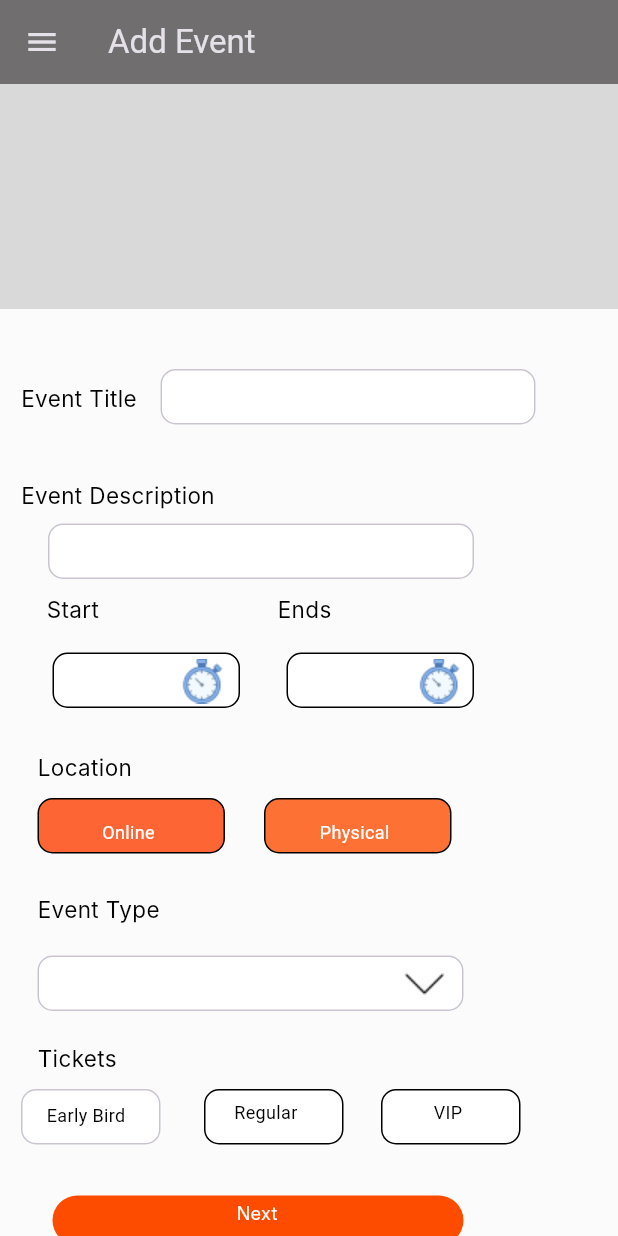
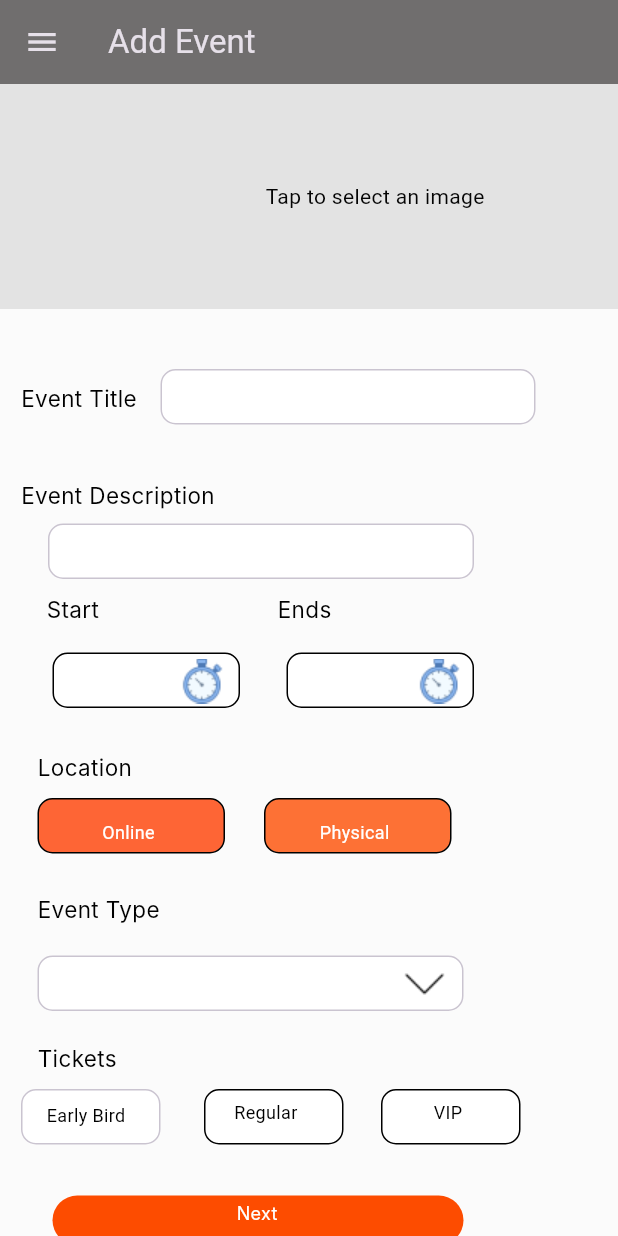
Before and after one commit to Kimutai004/tikiti, a Flutter app: the AddEvent screen opened directly, on a phone screen of 412 x 824 dp. Run offline on Flutter 3.47's test engine with Material 3 defaults, Android fonts, the phone set to English and light mode, and no system bars; our stand-ins replace cloud_firestore, firebase_auth, firebase_core, image_picker; accounts and stored records are empty; Roboto replaces fonts that are missing (Inter, Kavoon).

Commit message:
added image picking functionality

```diff
--- a/lib/add-event.dart
+++ b/lib/add-event.dart
@@ -1,9 +1,9 @@
+import 'dart:io';
 import 'package:flutter/material.dart';
 import 'package:tikiti/Event-tickets.dart';
 import 'package:tikiti/admin-index.dart';
 import 'package:tikiti/event-desc.dart';
 import 'package:tikiti/login.dart';
-import 'package:tikiti/menu.dart';
 import 'package:image_picker/image_picker.dart';
 
 void main() {
@@ -29,7 +29,26 @@ class FigmaToCodeApp extends StatelessWidget {
   }
 }
 
-class AddEvent extends StatelessWidget {
+
+class AddEvent extends StatefulWidget {
+  @override
+  _AddEventState createState() => _AddEventState();
+}
+
+
+class _AddEventState extends State<AddEvent>{
+  String? _imagePath;
+
+  Future<void> _pickImage() async {
+    final ImagePicker picker = ImagePicker();
+    final pickedImage = await picker.pickImage(source: ImageSource.gallery);
+    if (pickedImage != null) {
+      setState(() {
+        _imagePath = pickedImage.path;
+      });
+    }
+  }
+
   @override
   Widget build(BuildContext context) {
     return Scaffold(
@@ -299,6 +318,7 @@ class AddEvent extends StatelessWidget {
         ),
       ),
       body: ListView(
+
         children: [
         Container(
           width: 600,
@@ -316,24 +336,40 @@ class AddEvent extends StatelessWidget {
                   decoration: BoxDecoration(color: Color(0xFFD9D9D9)),
                 ),
               ),
-                Positioned(
+              Positioned(
                 left: 0,
                 top: 0,
                 child: GestureDetector(
                   onTap: () async {
-                  // TODO: Implement image picker logic here
-                  final ImagePicker picker = ImagePicker();
+                    final ImagePicker picker = ImagePicker();
                     // Pick an image.
-                    final XFile? image = await picker.pickImage(source: ImageSource.gallery);
-                    // Capture a photo.
-                    final XFile? photo = await picker.pickImage(source: ImageSource.camera);
+                    final pickedImage = await picker.pickImage(source: ImageSource.gallery);
+                    if (pickedImage != null) {
+                      setState(() {
+                        // Update the image path or display the image.
+                        String? _imagePath;
+                       _imagePath = pickedImage.path;
+                      });
+                    }
                   },
                   child: Container(
-                  width: 360,
-                  height: 150,
+                    width: 500,
+                    height: 150,
+                    color: const Color.fromARGB(255, 227, 227, 227),
+                    child: _imagePath != null
+                        ? Image.file(
+                            File(_imagePath!),
+                            fit: BoxFit.cover,
+                          )
+                        : Center(
+                            child: Text(
+                              'Tap to select an image',
+                              style: TextStyle(color: Color.fromRGBO(4, 4, 4, 1)),
+                            ),
+                          ),
                   ),
                 ),
-                ),
+              ),
               Positioned(
                 left: 14,
                 top: 200,
--- a/lib/event-desc.dart
+++ b/lib/event-desc.dart
@@ -4,6 +4,7 @@ import 'package:tikiti/add-event.dart';
 import 'package:tikiti/admin-index.dart';
 import 'package:tikiti/login.dart';
 import 'package:cloud_firestore/cloud_firestore.dart';
+import 'package:tikiti/add-event.dart';
 
 void main() {
   runApp(const FigmaToCodeApp());
```
